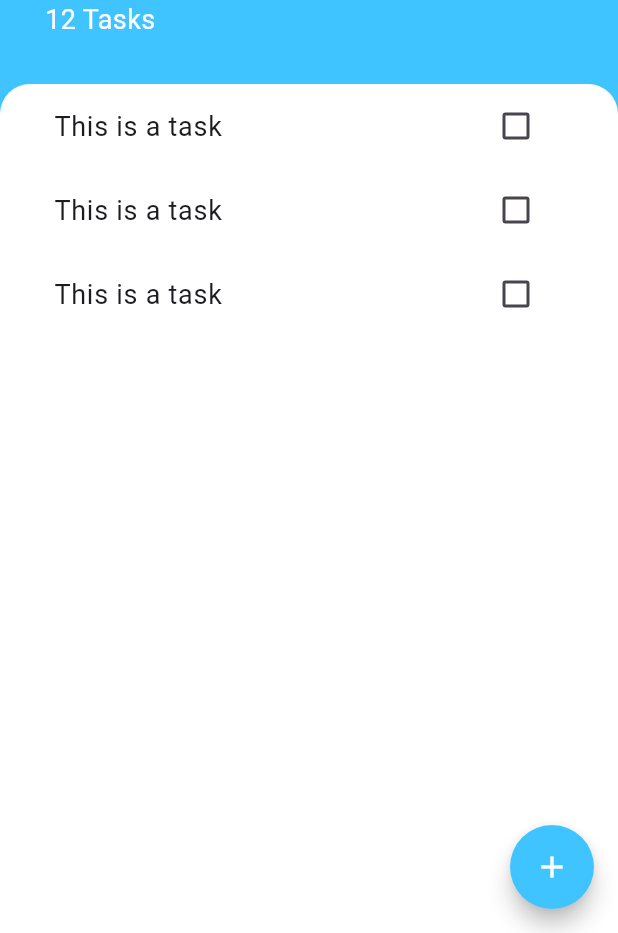
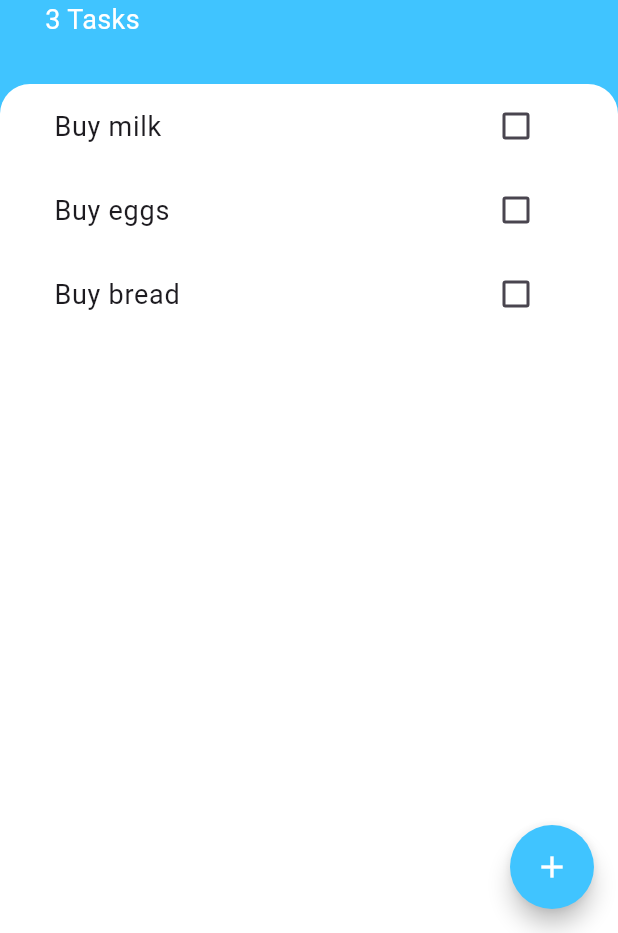
Before and after one commit to hannanjamaludin/todoey_flutter, a Flutter app: the screen it shows after launch, on a phone screen of 412 x 824 dp, the part 303-1236 px from its top. Run offline on Flutter 3.47's test engine with Material 3 defaults, Android fonts, the phone set to English and light mode, and no system bars.

Commit message:
add task

```diff
--- /dev/null
+++ b/lib/models/task.dart
@@ -0,0 +1,10 @@
+class Task {
+  final String name;
+  bool isDone;
+
+  Task({required this.name, this.isDone = false});
+
+  void toggleDone() {
+    isDone = !isDone;
+  }
+}
--- a/lib/screens/tasks_Screen.dart
+++ b/lib/screens/tasks_Screen.dart
@@ -1,9 +1,21 @@
 import 'package:flutter/material.dart';
+import 'package:todoey_flutter/models/task.dart';
 import 'package:todoey_flutter/screens/add_task_screen.dart';
 import 'package:todoey_flutter/widgets/tasks_list.dart';
 
-class TasksScreen extends StatelessWidget {
+class TasksScreen extends StatefulWidget {
   const TasksScreen({super.key});
+
+  @override
+  State<TasksScreen> createState() => _TasksScreenState();
+}
+
+class _TasksScreenState extends State<TasksScreen> {
+  List<Task> tasks = [
+    Task(name: 'Buy milk'),
+    Task(name: 'Buy eggs'),
+    Task(name: 'Buy bread')
+  ];
 
   @override
   Widget build(BuildContext context) {
@@ -14,7 +26,15 @@ class TasksScreen extends StatelessWidget {
         shape: CircleBorder(),
         onPressed: () {
           showModalBottomSheet(
-              context: context, builder: (context) => AddTaskScreen());
+            context: context,
+            builder: (context) =>
+                AddTaskScreen(addTaskCallback: (newTaskTitle) {
+              setState(() {
+                tasks.add(Task(name: newTaskTitle));
+              });
+              Navigator.pop(context);
+            }),
+          );
         },
         child: const Icon(
           Icons.add,
@@ -31,10 +51,10 @@ class TasksScreen extends StatelessWidget {
               bottom: 30.0,
               right: 30.0,
             ),
-            child: const Column(
+            child: Column(
               crossAxisAlignment: CrossAxisAlignment.start,
               children: [
-                CircleAvatar(
+                const CircleAvatar(
                   radius: 30.0,
                   backgroundColor: Colors.white,
                   child: Icon(
@@ -43,10 +63,10 @@ class TasksScreen extends StatelessWidget {
                     size: 30.0,
                   ),
                 ),
-                SizedBox(
+                const SizedBox(
                   height: 10.0,
                 ),
-                Text(
+                const Text(
                   'Todoey',
                   style: TextStyle(
                     color: Colors.white,
@@ -55,8 +75,8 @@ class TasksScreen extends StatelessWidget {
                   ),
                 ),
                 Text(
-                  '12 Tasks',
-                  style: TextStyle(
+                  '${tasks.length} Tasks',
+                  style: const TextStyle(
                     color: Colors.white,
                     fontSize: 18.0,
                   ),
@@ -74,7 +94,7 @@ class TasksScreen extends StatelessWidget {
                   topRight: Radius.circular(20.0),
                 ),
               ),
-              child: TasksList(),
+              child: TasksList(tasks: tasks),
             ),
           )
         ],
--- a/lib/widgets/tasks_list.dart
+++ b/lib/widgets/tasks_list.dart
@@ -1,19 +1,36 @@
 import 'package:flutter/material.dart';
+import 'package:todoey_flutter/models/task.dart';
 import 'package:todoey_flutter/widgets/tasks_tile.dart';
 
-class TasksList extends StatelessWidget {
+class TasksList extends StatefulWidget {
   const TasksList({
     super.key,
+    required this.tasks,
   });
+
+    final List<Task> tasks;
+
+
+  @override
+  State<TasksList> createState() => _TasksListState();
+}
+
+class _TasksListState extends State<TasksList> {
 
   @override
   Widget build(BuildContext context) {
-    return ListView(
-      children: [
-        TasksTile(),
-        TasksTile(),
-        TasksTile(),
-      ],
+    return ListView.builder(
+      itemBuilder: (context, index) {
+        return TasksTile(
+            isChecked: widget.tasks[index].isDone,
+            taskTitle: widget.tasks[index].name,
+            checkboxCallback: (checkboxState) {
+              setState(() {
+                widget.tasks[index].toggleDone();
+              });
+            });
+      },
+      itemCount: widget.tasks.length,
     );
   }
 }
--- a/lib/widgets/tasks_tile.dart
+++ b/lib/widgets/tasks_tile.dart
@@ -1,23 +1,27 @@
 import 'package:flutter/material.dart';
 
 class TasksTile extends StatelessWidget {
-  const TasksTile({
-    super.key,
-  });
+  final bool isChecked;
+  final String taskTitle;
+  final ValueChanged<bool?>? checkboxCallback;
+
+  TasksTile({required this.isChecked, required this.taskTitle, this.checkboxCallback});
 
   @override
   Widget build(BuildContext context) {
     return ListTile(
       title: Text(
-        'This is a task',
+        taskTitle,
         style: TextStyle(
           fontSize: 18.0,
+          decoration: isChecked ? TextDecoration.lineThrough : null,
         ),
       ),
       trailing: Checkbox(
-        value: false,
-        onChanged: (bool? value) {},
-      ),
+      value: isChecked,
+      activeColor: Colors.lightBlueAccent,
+      onChanged: checkboxCallback,
+    ),
     );
   }
 }
```
Also changed, not shown: lib/screens/add_task_screen.dart (+13 -4 lines).
